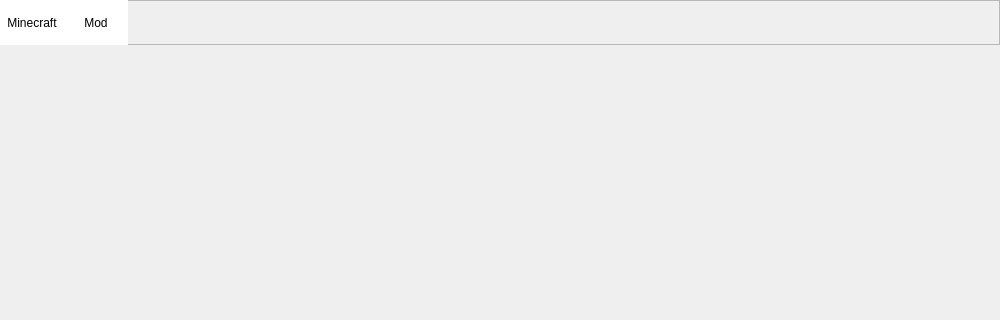
Before: the Qt Designer form Ui/Downloader/Downloader.ui in 1604042736/FMCL, drawn with Qt 5; both pictures show x 0 to 1000 and y 0 to 320 of the 1000 by 618 pixel window.
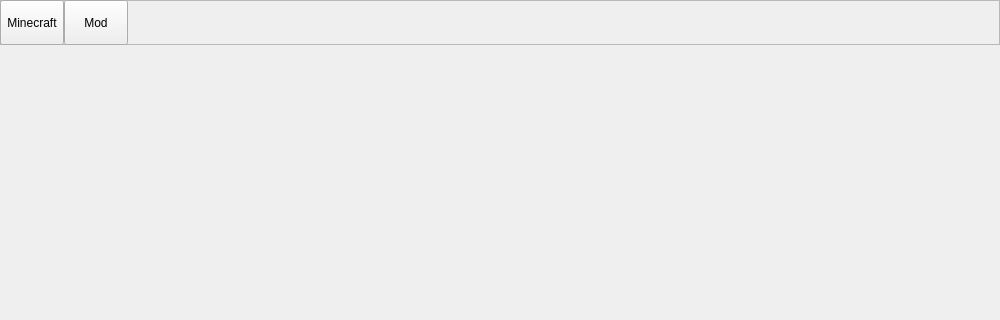
After: the same form once the commit is applied. Custom widgets are drawn as their Qt base class.

What changed in the file:
```diff
--- a/Ui/Downloader/Downloader.ui
+++ b/Ui/Downloader/Downloader.ui
@@ -22,20 +22,6 @@
      <height>45</height>
     </rect>
    </property>
-   <property name="styleSheet">
-    <string notr="true">QPushButton{
-	border:none;
-	background-color:rgb(255,255,255);
-}
-
-QPushButton:hover{
-	background-color:rgb(229,229,229);
-}
-
-QPushButton:checked{
-	border-bottom:2px solid rbg(0,0,0);
-}</string>
-   </property>
    <property name="frameShape">
     <enum>QFrame::StyledPanel</enum>
    </property>
```
Left out of the diff: 2 changed lines with no effect on the pictures.
